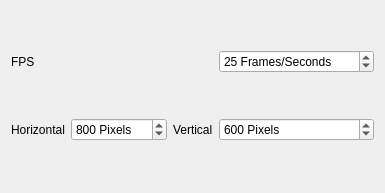
Old version of the form src/GUI/ui/VideoProjectPreferences.ui in the repository VLMC/vlmc.
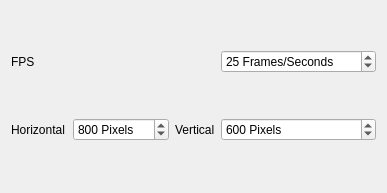
New version of the form.

Commit message: changed the name of the Height and the width spinbox

Diff of the .ui file:
```diff
--- a/src/GUI/ui/VideoProjectPreferences.ui
+++ b/src/GUI/ui/VideoProjectPreferences.ui
@@ -6,7 +6,7 @@
    <rect>
     <x>0</x>
     <y>0</y>
-    <width>374</width>
+    <width>387</width>
     <height>193</height>
    </rect>
   </property>
```
Left out of the diff: 4 changed lines with no effect on the pictures.
